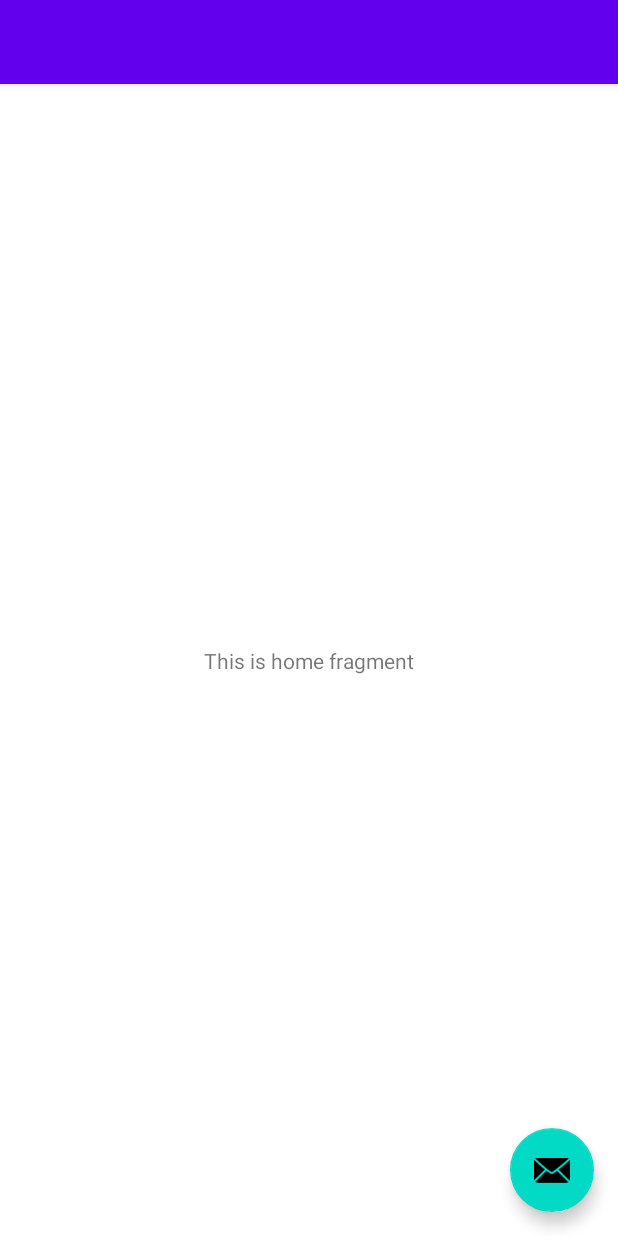
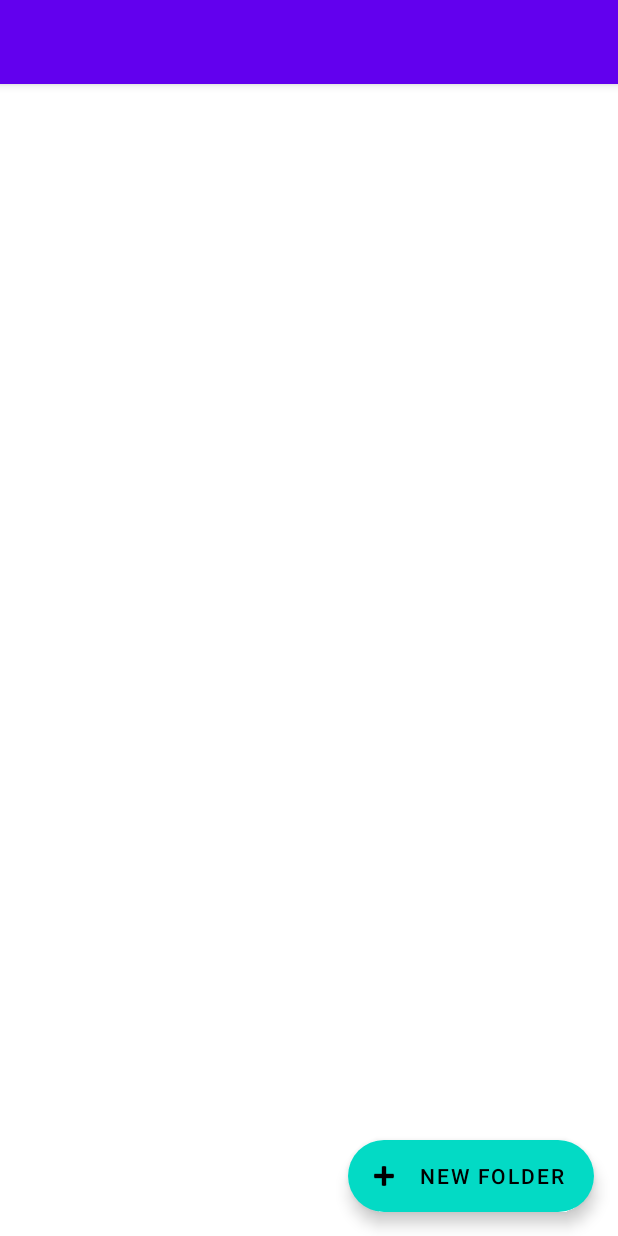
Before and after one commit to Gerard01mm/ProjectoPIS, an Android app: the layout app_bar_main.xml on its own in the app's theme, with its tools: preview values and no code run, on a phone screen of 412 x 824 dp. Run offline under Robolectric (Android 15) with nearby library versions, the phone set to English and light mode, and no system bars.

Commit message:
Fragment notelist, folderlist, navigation

```diff
--- a/app/src/main/java/Notes/Note.java
+++ b/app/src/main/java/Notes/Note.java
@@ -8,7 +8,7 @@ public class Note {
     private final String DEFAULT_TITLE = "Titol per defecte";
 
     //Atributs
-    private String text, title;
+    private String text, title, id;
     private Date creation_date, modify_date;
 
 
@@ -27,7 +27,7 @@ public class Note {
 
     /**
      * Constructor de la classe
-     * Rep copm a parametre una cadena que serà elt itol de la nota.
+     * Rep com a parametre una cadena que serà elt itol de la nota.
      * EL titol s'assigna al parametre que es passa, i es crea dues dates, una de modificació
      * i un altre data de creació.
      *
--- a/app/src/main/java/com/example/my_notes/LoginUserActivity.java
+++ b/app/src/main/java/com/example/my_notes/LoginUserActivity.java
@@ -31,6 +31,7 @@ public class LoginUserActivity extends AppCompatActivity implements View.OnClick
     public void onClick(View view) {
         if (R.id.button_login == view.getId()){
             /*Que hacer cuando apretamos el boton login al rellenar los datos*/
+            goToMainActivity();
         }
         if (R.id.label_signin == view.getId()){
             goToRegisterUserActivity();
--- a/app/src/main/java/com/example/my_notes/CalendarActivity.java
+++ b/app/src/main/java/com/example/my_notes/NoteListActivity.java
@@ -4,11 +4,11 @@ import androidx.appcompat.app.AppCompatActivity;
 
 import android.os.Bundle;
 
-public class CalendarActivity extends AppCompatActivity {
+public class NoteListActivity extends AppCompatActivity {
 
     @Override
     protected void onCreate(Bundle savedInstanceState) {
         super.onCreate(savedInstanceState);
-        setContentView(R.layout.fragment_calendar);
+
     }
 }
--- a/app/src/main/java/com/example/my_notes/RecyclerView_adapters/NotesAdapter.java
+++ b/app/src/main/java/com/example/my_notes/RecyclerView_adapters/NotesAdapter.java
@@ -26,7 +26,6 @@ public class NotesAdapter extends RecyclerView.Adapter<NotesAdapter.ViewHolder>{
         }
     }
 
-
     //Falta reescriure els metodes corresponents
     public NotesAdapter(NoteFolder data){ this.locallDataSet = data;}
 
--- a/app/src/main/java/com/example/my_notes/ui/gallery/GalleryViewModel.java
+++ b/app/src/main/java/com/example/my_notes/ui/calendar/CalendarActivityViewModel.java
@@ -1,14 +1,14 @@
-package com.example.my_notes.ui.gallery;
+package com.example.my_notes.ui.calendar;
 
 import androidx.lifecycle.LiveData;
 import androidx.lifecycle.MutableLiveData;
 import androidx.lifecycle.ViewModel;
 
-public class GalleryViewModel extends ViewModel {
+public class CalendarActivityViewModel extends ViewModel {
 
     private MutableLiveData<String> mText;
 
-    public GalleryViewModel() {
+    public CalendarActivityViewModel() {
         mText = new MutableLiveData<>();
         mText.setValue("This is gallery fragment");
     }
--- a/app/src/main/java/com/example/my_notes/ui/home/HomeViewModel.java
+++ b/app/src/main/java/com/example/my_notes/ui/foldershome/FolderActivityViewModel.java
@@ -1,14 +1,14 @@
-package com.example.my_notes.ui.home;
+package com.example.my_notes.ui.foldershome;
 
 import androidx.lifecycle.LiveData;
 import androidx.lifecycle.MutableLiveData;
 import androidx.lifecycle.ViewModel;
 
-public class HomeViewModel extends ViewModel {
+public class FolderActivityViewModel extends ViewModel {
 
     private MutableLiveData<String> mText;
 
-    public HomeViewModel() {
+    public FolderActivityViewModel() {
         mText = new MutableLiveData<>();
         mText.setValue("This is home fragment");
     }
--- /dev/null
+++ b/app/src/main/java/com/example/my_notes/ui/foldershome/FolderFragment.java
@@ -0,0 +1,58 @@
+package com.example.my_notes.ui.foldershome;
+
+import android.os.Bundle;
+import android.view.LayoutInflater;
+import android.view.View;
+import android.view.ViewGroup;
+import android.widget.Button;
+import android.widget.TextView;
+
+import androidx.annotation.NonNull;
+import androidx.fragment.app.Fragment;
+import androidx.lifecycle.Observer;
+import androidx.lifecycle.ViewModelProvider;
+
+import com.example.my_notes.R;
+import com.google.android.material.floatingactionbutton.ExtendedFloatingActionButton;
+import com.google.android.material.floatingactionbutton.FloatingActionButton;
+import com.google.android.material.snackbar.Snackbar;
+
+public class FolderFragment extends Fragment {
+
+    private FolderActivityViewModel homeViewModel;
+    // Floating button functionality
+    private ExtendedFloatingActionButton extendedFab;
+
+
+    public View onCreateView(@NonNull LayoutInflater inflater,
+                             ViewGroup container, Bundle savedInstanceState) {
+        View root = inflater.inflate(R.layout.fragment_folderlist, container, false);
+
+        extendedFab = root.findViewById(R.id.extended_fab_note);
+        extendedFab.setOnClickListener((v) -> {
+            // Change Extended FAB aspect and handle recording
+            extendedFab.extend();
+            /*if (isRecording) {
+                extendedFab.extend();
+                extendedFab.setIcon(
+                        ContextCompat.getDrawable(
+                                parentContext, android.R.drawable.ic_input_add));
+                stopRecording();
+                showPopup(mRecyclerView);
+
+            } else {
+                extendedFab.shrink();
+                extendedFab.setIcon(
+                        ContextCompat.getDrawable(
+                                parentContext, android.R.drawable.ic_btn_speak_now));
+                startRecording();
+            }*/
+        });
+        return root;
+    }
+
+    // This is the interface.
+    public interface FragmentClickListener {
+        void onFragmentClick(View v);
+    }
+}
--- a/app/src/main/res/layout/app_bar_main.xml
+++ b/app/src/main/res/layout/app_bar_main.xml
@@ -22,12 +22,4 @@
 
     <include layout="@layout/content_main" />
 
-    <com.google.android.material.floatingactionbutton.FloatingActionButton
-        android:id="@+id/fab"
-        android:layout_width="wrap_content"
-        android:layout_height="wrap_content"
-        android:layout_gravity="bottom|end"
-        android:layout_margin="@dimen/fab_margin"
-        app:srcCompat="@android:drawable/ic_dialog_email" />
-
 </androidx.coordinatorlayout.widget.CoordinatorLayout>
--- a/app/src/main/res/layout/fragment_gallery.xml
+++ b/app/src/main/res/layout/fragment_calendar.xml
@@ -4,4 +4,4 @@
     xmlns:tools="http://schemas.android.com/tools"
     android:layout_width="match_parent"
     android:layout_height="match_parent"
-    tools:context=".ui.gallery.GalleryFragment"/>
+    tools:context=".ui.calendar.CalendarFragment"/>
--- /dev/null
+++ b/app/src/main/res/layout/fragment_folderlist.xml
@@ -0,0 +1,30 @@
+<?xml version="1.0" encoding="utf-8"?>
+<FrameLayout xmlns:android="http://schemas.android.com/apk/res/android"
+    xmlns:app="http://schemas.android.com/apk/res-auto"
+    xmlns:tools="http://schemas.android.com/tools"
+    android:layout_width="match_parent"
+    android:layout_height="match_parent"
+    android:layout_gravity="clip_horizontal"
+    tools:context=".ui.foldershome.FolderFragment">
+
+    <com.google.android.material.floatingactionbutton.ExtendedFloatingActionButton
+        android:id="@+id/extended_fab_note"
+        android:layout_width="wrap_content"
+        android:layout_height="wrap_content"
+        android:layout_gravity="bottom|end"
+        android:layout_margin="16dp"
+        android:contentDescription="@string/create_folder"
+        android:text="@string/add_folder"
+        app:icon="@android:drawable/ic_input_add" />
+
+    <androidx.recyclerview.widget.RecyclerView
+        android:id="@+id/recycler_notes"
+        android:layout_width="match_parent"
+        android:layout_height="match_parent"
+        android:layout_marginEnd="16dp"
+        android:layout_marginRight="16dp"
+        android:layout_marginBottom="1dp">
+
+    </androidx.recyclerview.widget.RecyclerView>
+
+</FrameLayout>
--- a/app/src/main/res/navigation/mobile_navigation.xml
+++ b/app/src/main/res/navigation/mobile_navigation.xml
@@ -7,19 +7,19 @@
 
     <fragment
         android:id="@+id/nav_notes"
-        android:name="com.example.my_notes.ui.home.HomeFragment"
+        android:name="com.example.my_notes.ui.foldershome.FolderFragment"
         android:label="@string/menu_notes"
-        tools:layout="@layout/fragment_home" />
+        tools:layout="@layout/fragment_folderlist" />
 
     <fragment
         android:id="@+id/nav_calendar"
-        android:name="com.example.my_notes.ui.gallery.GalleryFragment"
+        android:name="com.example.my_notes.ui.calendar.CalendarFragment"
         android:label="@string/menu_calendar"
-        tools:layout="@layout/fragment_gallery" />
+        tools:layout="@layout/fragment_calendar" />
 
     <fragment
         android:id="@+id/nav_slideshow"
         android:name="com.example.my_notes.ui.slideshow.SlideshowFragment"
         android:label="@string/menu_slideshow"
-        tools:layout="@layout/fragment_calendar" />
+        tools:layout="@layout/fragment_notelist" />
 </navigation>
--- a/app/src/main/res/values/strings.xml
+++ b/app/src/main/res/values/strings.xml
@@ -6,6 +6,10 @@
     <string name="nav_header_subtitle">android.studio@android.com</string>
     <string name="nav_header_desc">Navigation header</string>
     <string name="action_settings">Settings</string>
+    <string name="add_folder">New Folder</string>
+    <string name="create_folder">Create a new folder</string>
+    <string name="add_note">New Note</string>
+    <string name="create_note">Create a new note</string>
 
     <string name="menu_notes">Notas</string>
     <string name="menu_calendar">Calendario</string>
--- a/build.gradle
+++ b/build.gradle
@@ -5,7 +5,7 @@ buildscript {
         jcenter()
     }
     dependencies {
-        classpath "com.android.tools.build:gradle:4.1.2"
+        classpath 'com.android.tools.build:gradle:4.1.3'
 
         // NOTE: Do not place your application dependencies here; they belong
         // in the individual module build.gradle files
```
Also changed, not shown: app/src/main/AndroidManifest.xml (+8 -2 lines), app/src/main/java/com/example/my_notes/MainActivity.java (+41 -8 lines), app/src/main/java/com/example/my_notes/RecyclerView_adapters/FoldersAdapter.java (+9 -5 lines), app/src/main/java/com/example/my_notes/ui/calendar/CalendarFragment.java (renamed from app/src/main/java/com/example/my_notes/ui/gallery/GalleryFragment.java, +4 -5 lines), app/src/main/java/com/example/my_notes/ui/slideshow/SlideshowFragment.java (+2 -7 lines), app/src/main/res/layout/folder_card.xml (+3 -4 lines), app/src/main/res/layout/fragment_notelist.xml (added, +30 -0 lines).
